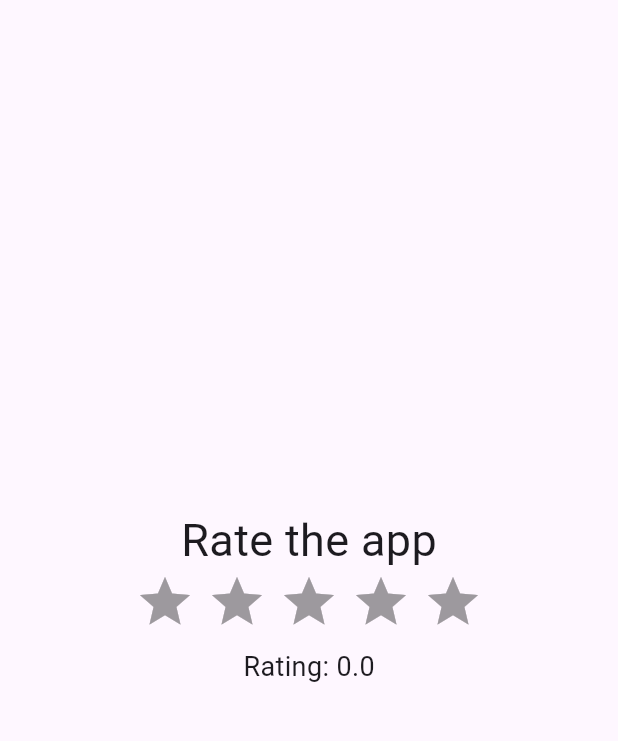
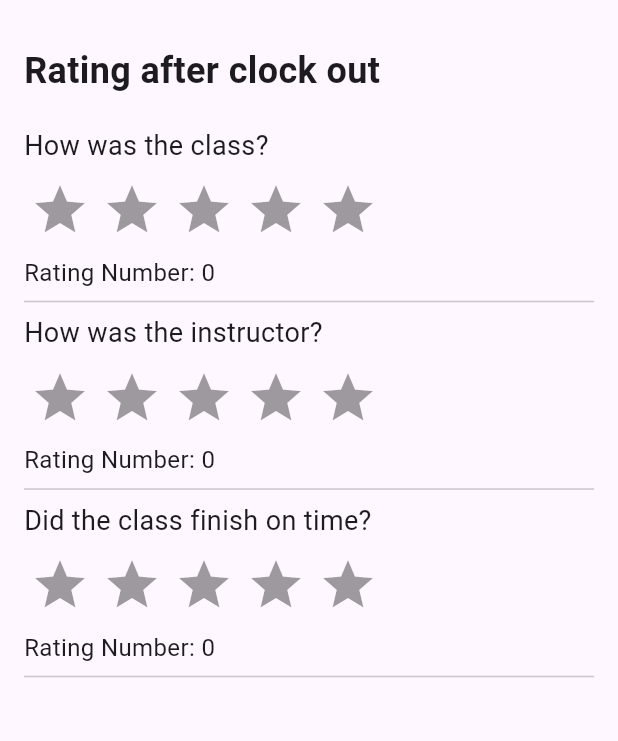
Before and after one commit to BishozitChandraDas/App_Rating, a Flutter app: the screen it shows after launch, on a phone screen of 412 x 824 dp, the part 63-804 px from its top. Run offline on Flutter 3.47's test engine with Material 3 defaults, Android fonts, the light colour scheme and no system bars; drawn by our look-alikes of flutter_rating_bar.

Commit message:
Qu wise rating add

```diff
--- a/lib/app_rating.dart
+++ b/lib/app_rating.dart
@@ -9,49 +9,247 @@ class Apprating extends StatefulWidget {
 }
 
 class _AppratingState extends State<Apprating> {
-  double rating = 0;
+  double rating1 = 0; // Rating for Question 1
+  double rating2 = 0; // Rating for Question 2
+  double rating3 = 0; // Rating for Question 3
+
+  // Method to get review text based on rating value
+  String getReviewText(double rating) {
+    switch (rating.toInt()) {
+      case 1:
+        return "Poor";
+      case 2:
+        return "Below Average";
+      case 3:
+        return "Average";
+      case 4:
+        return "Good";
+      case 5:
+        return "Excellent";
+      default:
+        return "";
+    }
+  }
 
   @override
   Widget build(BuildContext context) {
     return Scaffold(
       appBar: AppBar(
-          title: Text("App Rating"),
+        title: const Text("App Rating"),
       ),
       body: Container(
+        padding: const EdgeInsets.all(16),
         width: double.infinity,
         child: Column(
-            mainAxisAlignment: MainAxisAlignment.center,
+          crossAxisAlignment: CrossAxisAlignment.start,
           children: [
-              Text(
-                "Rate the app",
-                style: TextStyle(fontSize: 30),
+            const Text(
+              "Rating after clock out",
+              style: TextStyle(fontSize: 24, fontWeight: FontWeight.bold),
             ),
+            const SizedBox(height: 20),
+
+            // Question 1
+            const Text(
+              "How was the class?",
+              style: TextStyle(fontSize: 18),
+            ),
+            const SizedBox(height: 10),
+
+            // Rating Bar
             RatingBar.builder(
               initialRating: 0,
               minRating: 1,
               direction: Axis.horizontal,
               allowHalfRating: false,
               itemCount: 5,
-                itemPadding: EdgeInsets.symmetric(horizontal: 4),
-                itemBuilder: (context, _) => Icon(
+              itemPadding: const EdgeInsets.symmetric(horizontal: 4),
+              itemBuilder: (context, _) => const Icon(
                 Icons.star,
-                  color: Colors.amber,
+                color: Color.fromARGB(255, 26, 88, 119),
               ),
-                // onRatingUpdate: (rating) {
-                //   print(rating);
-                // }
-
               onRatingUpdate: (rating) => setState(() {
-                  this.rating = rating;
+                rating1 = rating;
               }),
             ),
             const SizedBox(height: 10),
+
+            // Rating display section
+            Row(
+              mainAxisAlignment: MainAxisAlignment.spaceBetween,
+              children: [
+                // Left Part: Rating number
                 Text(
-                'Rating: $rating',
-                style: const TextStyle(fontSize: 18),
+                  'Rating Number: ${rating1.toInt()}',
+                  style: const TextStyle(fontSize: 16),
+                ),
+                // Right Part: Review text based on rating
+                Text(
+                  getReviewText(rating1),
+                  style: const TextStyle(fontSize: 16),
                 ),
               ],
             ),
-        ));
+            const Divider(),
+
+            // Question 2
+            const Text(
+              "How was the instructor?",
+              style: TextStyle(fontSize: 18),
+            ),
+            const SizedBox(height: 10),
+
+            // Rating Bar
+            RatingBar.builder(
+              initialRating: 0,
+              minRating: 1,
+              direction: Axis.horizontal,
+              allowHalfRating: false,
+              itemCount: 5,
+              itemPadding: const EdgeInsets.symmetric(horizontal: 4),
+              itemBuilder: (context, _) => const Icon(
+                Icons.star,
+                color: Color.fromARGB(255, 26, 88, 119),
+              ),
+              onRatingUpdate: (rating) => setState(() {
+                rating2 = rating;
+              }),
+            ),
+            const SizedBox(height: 10),
+
+            // Rating display section
+            Row(
+              mainAxisAlignment: MainAxisAlignment.spaceBetween,
+              children: [
+                Text(
+                  'Rating Number: ${rating2.toInt()}',
+                  style: const TextStyle(fontSize: 16),
+                ),
+                Text(
+                  getReviewText(rating2),
+                  style: const TextStyle(fontSize: 16),
+                ),
+              ],
+            ),
+            const Divider(),
+
+            // Question 3
+            const Text(
+              "Did the class finish on time?",
+              style: TextStyle(fontSize: 18),
+            ),
+            const SizedBox(height: 10),
+
+            // Rating Bar
+            RatingBar.builder(
+              initialRating: 0,
+              minRating: 1,
+              direction: Axis.horizontal,
+              allowHalfRating: false,
+              itemCount: 5,
+              itemPadding: const EdgeInsets.symmetric(horizontal: 4),
+              itemBuilder: (context, _) => const Icon(
+                Icons.star,
+                color: Color.fromARGB(255, 26, 88, 119),
+              ),
+              onRatingUpdate: (rating) => setState(() {
+                rating3 = rating;
+              }),
+            ),
+            const SizedBox(height: 10),
+
+            // Rating display section
+            Row(
+              mainAxisAlignment: MainAxisAlignment.spaceBetween,
+              children: [
+                Text(
+                  'Rating Number: ${rating3.toInt()}',
+                  style: const TextStyle(fontSize: 16),
+                ),
+                Text(
+                  getReviewText(rating3),
+                  style: const TextStyle(fontSize: 16),
+                ),
+              ],
+            ),
+            const Divider(),
+
+            // // Display all ratings
+            // const SizedBox(height: 20),
+            // Center(
+            //   child: Text(
+            //     'Overall Ratings: \nClass start time: $rating1\nClass experience: $rating2\nClass end time: $rating3',
+            //     style: const TextStyle(fontSize: 18),
+            //     textAlign: TextAlign.center,
+            //   ),
+            // ),
+          ],
+        ),
+      ),
+    );
   }
 }
+
+
+
+
+
+
+
+// import 'package:flutter/material.dart';
+// import 'package:flutter_rating_bar/flutter_rating_bar.dart';
+
+// class Apprating extends StatefulWidget {
+//   const Apprating({super.key});
+
+//   @override
+//   State<Apprating> createState() => _AppratingState();
+// }
+
+// class _AppratingState extends State<Apprating> {
+//   double rating = 0;
+
+//   @override
+//   Widget build(BuildContext context) {
+//     return Scaffold(
+//         appBar: AppBar(
+//           title: Text("App Rating"),
+//         ),
+//         body: Container(
+//           width: double.infinity,
+//           child: Column(
+//             mainAxisAlignment: MainAxisAlignment.center,
+//             children: [
+//               Text(
+//                 "Rate the app",
+//                 style: TextStyle(fontSize: 30),
+//               ),
+//               RatingBar.builder(
+//                 initialRating: 0,
+//                 minRating: 1,
+//                 direction: Axis.horizontal,
+//                 allowHalfRating: false,
+//                 itemCount: 5,
+//                 itemPadding: EdgeInsets.symmetric(horizontal: 4),
+//                 itemBuilder: (context, _) => Icon(
+//                   Icons.star,
+//                   color: Colors.amber,
+//                 ),
+//                 // onRatingUpdate: (rating) {
+//                 //   print(rating);
+//                 // }
+
+//                 onRatingUpdate: (rating) => setState(() {
+//                   this.rating = rating;
+//                 }),
+//               ),
+//               const SizedBox(height: 10),
+//               Text(
+//                 'Rating: $rating',
+//                 style: const TextStyle(fontSize: 18),
+//               ),
+//             ],
+//           ),
+//         ));
+//   }
+// }
```
Lines whose indentation alone changed are shown as unchanged.
